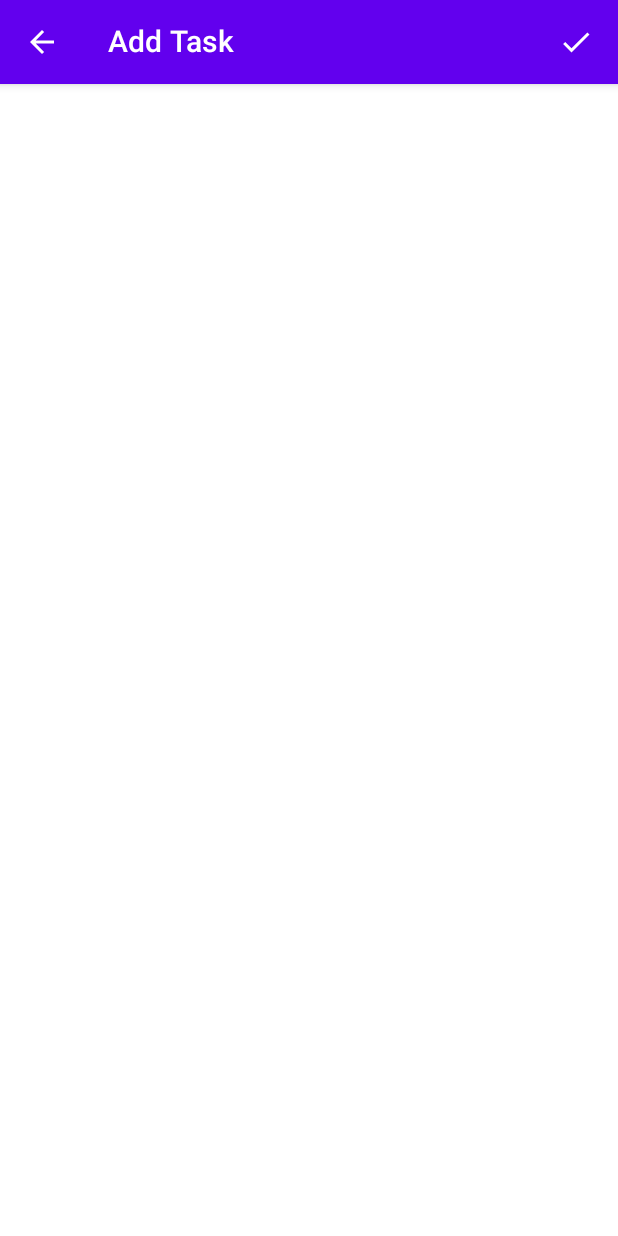
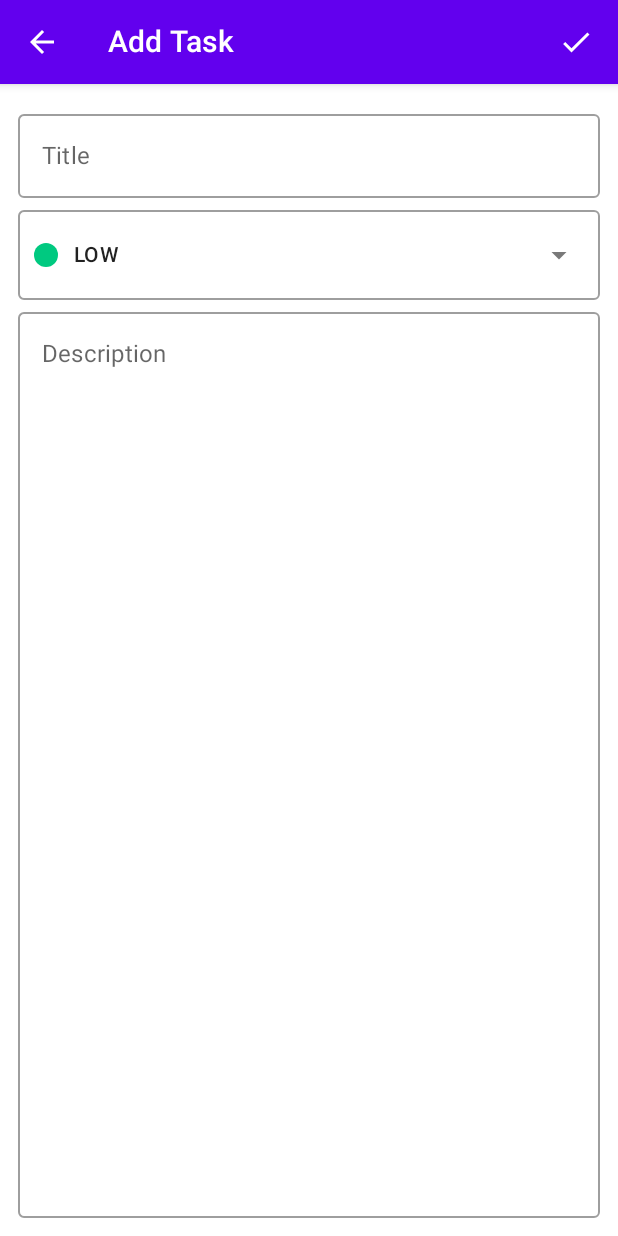
Before and after one commit to surplus867/To-Do-Compose, an Android app built with Jetpack Compose: the composable TaskScreen called with empty values, on a phone screen of 412 x 824 dp. Run offline under Robolectric (Android 15) with nearby library versions, the phone set to English and light mode, and no system bars.

Commit message:
Task Screen - Task Content

```diff
--- /dev/null
+++ b/app/src/main/java/com/example/to_do_compose/component/PriorityDropDown.kt
@@ -0,0 +1,123 @@
+package com.example.to_do_compose.component
+
+import androidx.compose.animation.core.animateFloatAsState
+import androidx.compose.foundation.Canvas
+import androidx.compose.foundation.background
+import androidx.compose.foundation.border
+import androidx.compose.foundation.clickable
+import androidx.compose.foundation.layout.Row
+import androidx.compose.foundation.layout.fillMaxWidth
+import androidx.compose.foundation.layout.height
+import androidx.compose.foundation.layout.size
+import androidx.compose.material.*
+import androidx.compose.material.icons.Icons
+import androidx.compose.material.icons.filled.ArrowDropDown
+import androidx.compose.runtime.Composable
+import androidx.compose.runtime.mutableStateOf
+import androidx.compose.runtime.remember
+import com.example.to_do_compose.data.models.Priority
+import androidx.compose.runtime.getValue
+import androidx.compose.runtime.setValue
+import androidx.compose.ui.Alignment
+import androidx.compose.ui.Modifier
+import androidx.compose.ui.draw.alpha
+import androidx.compose.ui.draw.rotate
+import androidx.compose.ui.res.stringResource
+import androidx.compose.ui.tooling.preview.Preview
+import androidx.compose.ui.unit.dp
+import com.example.to_do_compose.R
+import com.example.to_do_compose.ui.theme.PRIORITY_DROP_DOWN_HEIGHT
+import com.example.to_do_compose.ui.theme.PRIORITY_INDICATION_SIZE
+
+@Composable
+fun PriorityDropDown(
+    priority: Priority,
+    onPrioritySelected: (Priority) -> Unit
+) {
+    var expanded by remember { mutableStateOf(false) }
+    val angle: Float by animateFloatAsState(
+        targetValue = if (expanded) 180f else 0f
+    )
+
+    Row(
+        modifier = Modifier
+            .fillMaxWidth()
+            .background(MaterialTheme.colors.background)
+            .height(PRIORITY_DROP_DOWN_HEIGHT)
+            .clickable { expanded = true }
+            .border(
+                width = 1.dp,
+                color = MaterialTheme.colors.onSurface.copy(
+                    alpha = ContentAlpha.disabled
+                ),
+                shape = MaterialTheme.shapes.small
+            ),
+        verticalAlignment = Alignment . CenterVertically
+    ) {
+        Canvas(
+            modifier = Modifier
+                .size(PRIORITY_INDICATION_SIZE)
+                .weight(1f)
+        ) {
+            drawCircle(color = priority.color)
+        }
+        Text(
+            modifier = Modifier
+                .weight(8f),
+            text = priority.name,
+            style = MaterialTheme.typography.subtitle2,
+        )
+        IconButton(
+            modifier = Modifier
+                .alpha(ContentAlpha.medium)
+                .rotate(degrees = angle)
+                .weight(weight = 1.5f),
+            onClick = { expanded = true }
+        ) {
+            Icon(
+                imageVector = Icons.Filled.ArrowDropDown,
+                contentDescription = stringResource(
+                    id = R.string.drop_down_arrow
+                )
+            )
+        }
+        DropdownMenu(
+            modifier = Modifier
+                .fillMaxWidth(fraction = 0.94f),
+            expanded = expanded,
+            onDismissRequest = { expanded = false }
+        ) {
+            DropdownMenuItem(
+                onClick = {
+                    expanded = false
+                    onPrioritySelected(Priority.LOW)
+                }
+            ) {
+                PriorityItem(priority = Priority.LOW)
+            }
+            DropdownMenuItem(
+                onClick = {
+                    expanded = false
+                    onPrioritySelected(Priority.MEDIUM)
+                }
+            ) {
+                PriorityItem(priority = Priority.MEDIUM)
+            }
+            DropdownMenuItem(
+                onClick = {
+                    expanded = false
+                    onPrioritySelected(Priority.HIGH)
+                }
+            ) {
+                PriorityItem(priority = Priority.HIGH)
+            }
+        }
+    }
+}
+
+@Composable
+@Preview
+fun PriorityDropDownPreview() {
+    PriorityDropDown(priority = Priority.LOW, onPrioritySelected = {}
+    )
+}
--- /dev/null
+++ b/app/src/main/java/com/example/to_do_compose/ui/screens/task/TaskContent.kt
@@ -0,0 +1,72 @@
+package com.example.to_do_compose.ui.screens.task
+
+import androidx.compose.foundation.background
+import androidx.compose.foundation.layout.*
+import androidx.compose.material.Divider
+import androidx.compose.material.MaterialTheme
+import androidx.compose.material.OutlinedTextField
+import androidx.compose.material.Text
+import androidx.compose.runtime.Composable
+import androidx.compose.runtime.ComposeCompilerApi
+import androidx.compose.ui.Modifier
+import androidx.compose.ui.res.stringResource
+import androidx.compose.ui.tooling.preview.Preview
+import com.example.to_do_compose.R
+import com.example.to_do_compose.component.PriorityDropDown
+import com.example.to_do_compose.data.models.Priority
+import com.example.to_do_compose.ui.theme.LARGE_PADDING
+import com.example.to_do_compose.ui.theme.MEDIUM_PADDING
+
+@Composable
+fun TaskContent(
+    title: String,
+    onTitleChange: (String) -> Unit,
+    description: String,
+    onDescriptionChange: (String) -> Unit,
+    priority: Priority,
+    onPrioritySelected: (Priority) -> Unit
+) {
+    Column(
+        modifier = Modifier
+            .fillMaxSize()
+            .background(MaterialTheme.colors.background)
+            .padding(all = LARGE_PADDING)
+    ) {
+        OutlinedTextField(
+            modifier = Modifier.fillMaxWidth(),
+            value = title,
+            onValueChange = { onTitleChange(it) },
+            label = { Text(text = stringResource(id = R.string.title) )},
+            textStyle = MaterialTheme.typography.body1,
+            singleLine = true
+        )
+        Divider(
+            modifier = Modifier.height(MEDIUM_PADDING),
+            color = MaterialTheme.colors.background
+        )
+        PriorityDropDown(
+            priority = priority,
+            onPrioritySelected = onPrioritySelected
+        )
+        OutlinedTextField(
+            modifier = Modifier.fillMaxSize(),
+            value = description,
+            onValueChange = { onDescriptionChange(it) },
+            label = { Text(text = stringResource(id = R.string.description)) },
+            textStyle = MaterialTheme.typography.body1
+        )
+    }
+}
+
+@Composable
+@Preview
+private fun TaskContentPreview() {
+    TaskContent(
+        title = "",
+        onTitleChange = {} ,
+        description = "" ,
+        onDescriptionChange = {} ,
+        priority = Priority.LOW ,
+        onPrioritySelected = {} ,
+    )
+}
--- a/app/src/main/java/com/example/to_do_compose/ui/screens/task/TaskScreen.kt
+++ b/app/src/main/java/com/example/to_do_compose/ui/screens/task/TaskScreen.kt
@@ -2,6 +2,7 @@ package com.example.to_do_compose.ui.screens.task
 
 import androidx.compose.material.Scaffold
 import androidx.compose.runtime.Composable
+import com.example.to_do_compose.data.models.Priority
 import com.example.to_do_compose.data.models.ToDoTask
 import com.example.to_do_compose.util.Action
 
@@ -15,10 +16,18 @@ fun TaskScreen(
         topBar = {
            TaskAppBar(
                selectedTask = selectedTask,
-               navigateToListScreen = navigateToListScreen )
-
+               navigateToListScreen = navigateToListScreen
+           )
         },
-        content = {}
+        content = {
+            TaskContent(
+                title = "",
+                onTitleChange = {} ,
+                description = "" ,
+                onDescriptionChange = {} ,
+                priority = Priority.LOW ,
+                onPrioritySelected = {} ,
+            )
+        }
     )
-
 }
--- a/app/src/main/java/com/example/to_do_compose/ui/theme/Dimensions.kt
+++ b/app/src/main/java/com/example/to_do_compose/ui/theme/Dimensions.kt
@@ -9,5 +9,6 @@ val SMALL_PADDING = 6.dp
 
 val PRIORITY_INDICATION_SIZE = 16.dp
 val TOP_APP_BAR_HEIGHT = 56.dp
+val PRIORITY_DROP_DOWN_HEIGHT = 60.dp
 
 val TASK_ITEM_ELEVATION = 2.dp
--- a/app/src/main/res/values/strings.xml
+++ b/app/src/main/res/values/strings.xml
@@ -1,6 +1,9 @@
 <resources>
     <string name="app_name">To-Do-Compose</string>
 
+    <string name="title">Title</string>
+    <string name="description">Description</string>
+    <string name="drop_down_arrow">Drop-Down Arrow Icon</string>
     <string name="update_icon">Update Icon</string>
     <string name="delete_icon">Delete Icon</string>
     <string name="back_arrow">Back Arrow</string>
```
